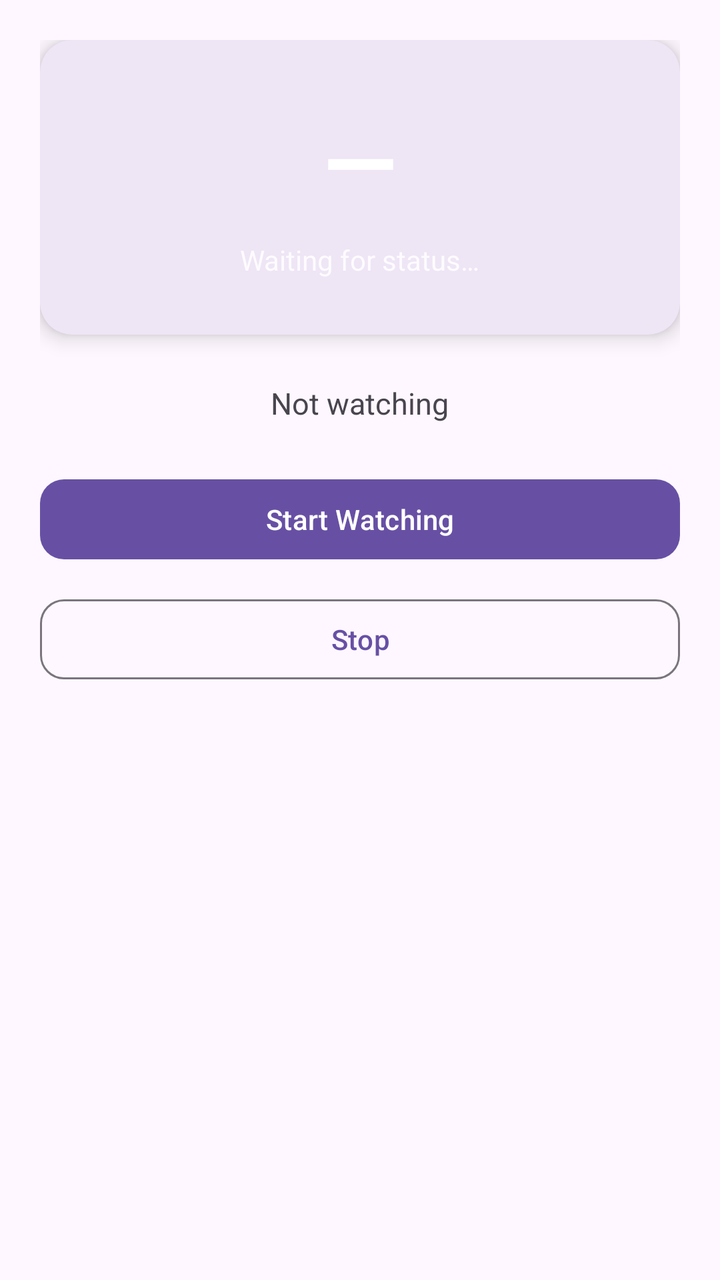
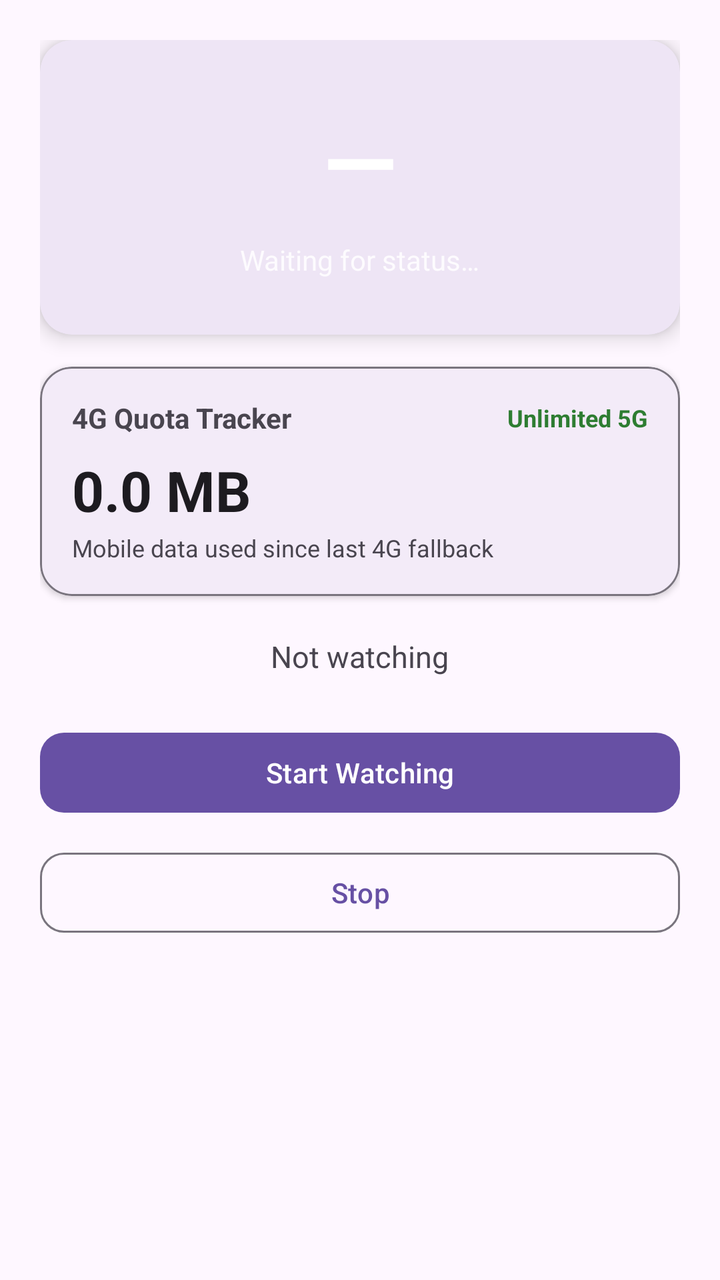

Before-and-after screenshots of an Android layout around one commit, followed by the original layout XML and the change that was made.
<!-- AndroidManifest.xml: application theme Theme.Netshift -->
<!-- res/layout/fragment_home.xml -->
<?xml version="1.0" encoding="utf-8"?>
<ScrollView xmlns:android="http://schemas.android.com/apk/res/android"
    xmlns:app="http://schemas.android.com/apk/res-auto"
    android:layout_width="match_parent"
    android:layout_height="match_parent"
    android:fillViewport="true">

    <LinearLayout
        android:layout_width="match_parent"
        android:layout_height="wrap_content"
        android:orientation="vertical"
        android:padding="20dp"
        android:gravity="center_horizontal">

        
        <com.google.android.material.card.MaterialCardView
            android:id="@+id/statusCard"
            android:layout_width="match_parent"
            android:layout_height="wrap_content"
            android:layout_marginBottom="24dp"
            app:cardCornerRadius="16dp"
            app:cardElevation="6dp"
            app:strokeWidth="0dp">

            <LinearLayout
                android:layout_width="match_parent"
                android:layout_height="wrap_content"
                android:orientation="vertical"
                android:gravity="center"
                android:padding="28dp">

                <TextView
                    android:id="@+id/networkTypeText"
                    android:layout_width="wrap_content"
                    android:layout_height="wrap_content"
                    android:text="—"
                    android:textSize="48sp"
                    android:textStyle="bold"
                    android:textColor="@android:color/white" />

                <TextView
                    android:id="@+id/networkStatusText"
                    android:layout_width="wrap_content"
                    android:layout_height="wrap_content"
                    android:layout_marginTop="8dp"
                    android:text="Waiting for status…"
                    android:textSize="14sp"
                    android:textColor="@android:color/white"
                    android:alpha="0.85" />

            </LinearLayout>

        </com.google.android.material.card.MaterialCardView>

        
        <TextView
            android:id="@+id/statusText"
            android:layout_width="wrap_content"
            android:layout_height="wrap_content"
            android:text="Not watching"
            android:textSize="15sp"
            android:layout_marginBottom="24dp"
            android:textColor="?android:attr/textColorSecondary" />

        
        <com.google.android.material.button.MaterialButton
            android:id="@+id/startButton"
            android:layout_width="match_parent"
            android:layout_height="wrap_content"
            android:text="Start Watching"
            app:cornerRadius="12dp" />

        <com.google.android.material.button.MaterialButton
            android:id="@+id/stopButton"
            android:layout_width="match_parent"
            android:layout_height="wrap_content"
            android:layout_marginTop="12dp"
            android:text="Stop"
            style="@style/Widget.Material3.Button.OutlinedButton"
            app:cornerRadius="12dp" />

    </LinearLayout>

</ScrollView>
<!-- resources referenced by this layout -->
<resources>
  <style name="Theme.Netshift" parent="Base.Theme.Netshift" />
  <style name="Base.Theme.Netshift" parent="Theme.Material3.DayNight.NoActionBar">
          
          
      </style>
</resources>

<!-- the commit's change to res/layout/fragment_home.xml (unified diff, before → after) -->
@@ -17,7 +17,7 @@
             android:id="@+id/statusCard"
             android:layout_width="match_parent"
             android:layout_height="wrap_content"
-            android:layout_marginBottom="24dp"
+            android:layout_marginBottom="16dp"
             app:cardCornerRadius="16dp"
             app:cardElevation="6dp"
             app:strokeWidth="0dp">
@@ -53,6 +53,72 @@
         </com.google.android.material.card.MaterialCardView>
 
         
+        <com.google.android.material.card.MaterialCardView
+            android:id="@+id/dataUsageCard"
+            android:layout_width="match_parent"
+            android:layout_height="wrap_content"
+            android:layout_marginBottom="20dp"
+            app:cardCornerRadius="16dp"
+            app:cardElevation="2dp"
+            app:strokeWidth="1dp"
+            app:strokeColor="?attr/colorOutline">
+
+            <LinearLayout
+                android:layout_width="match_parent"
+                android:layout_height="wrap_content"
+                android:orientation="vertical"
+                android:padding="16dp">
+
+                <LinearLayout
+                    android:layout_width="match_parent"
+                    android:layout_height="wrap_content"
+                    android:orientation="horizontal"
+                    android:gravity="center_vertical">
+
+                    <TextView
+                        android:layout_width="0dp"
+                        android:layout_height="wrap_content"
+                        android:layout_weight="1"
+                        android:text="4G Quota Tracker"
+                        android:textSize="14sp"
+                        android:textStyle="bold"
+                        android:textColor="?android:attr/textColorSecondary" />
+
+                    <TextView
+                        android:id="@+id/dataSessionStatus"
+                        android:layout_width="wrap_content"
+                        android:layout_height="wrap_content"
+                        android:text="Unlimited 5G"
+                        android:textSize="12sp"
+                        android:textColor="#2E7D32"
+                        android:textStyle="bold" />
+
+                </LinearLayout>
+
+                <TextView
+                    android:id="@+id/dataUsageValue"
+                    android:layout_width="wrap_content"
+                    android:layout_height="wrap_content"
+                    android:layout_marginTop="8dp"
+                    android:text="0.0 MB"
+                    android:textSize="28sp"
+                    android:textStyle="bold"
+                    android:textColor="?android:attr/textColorPrimary" />
+
+                <TextView
+                    android:id="@+id/dataUsageSubtitle"
+                    android:layout_width="wrap_content"
+                    android:layout_height="wrap_content"
+                    android:layout_marginTop="2dp"
+                    android:text="Mobile data used since last 4G fallback"
+                    android:textSize="12sp"
+                    android:textColor="?android:attr/textColorSecondary" />
+
+            </LinearLayout>
+
+        </com.google.android.material.card.MaterialCardView>
+
+        
         <TextView
             android:id="@+id/statusText"
             android:layout_width="wrap_content"
